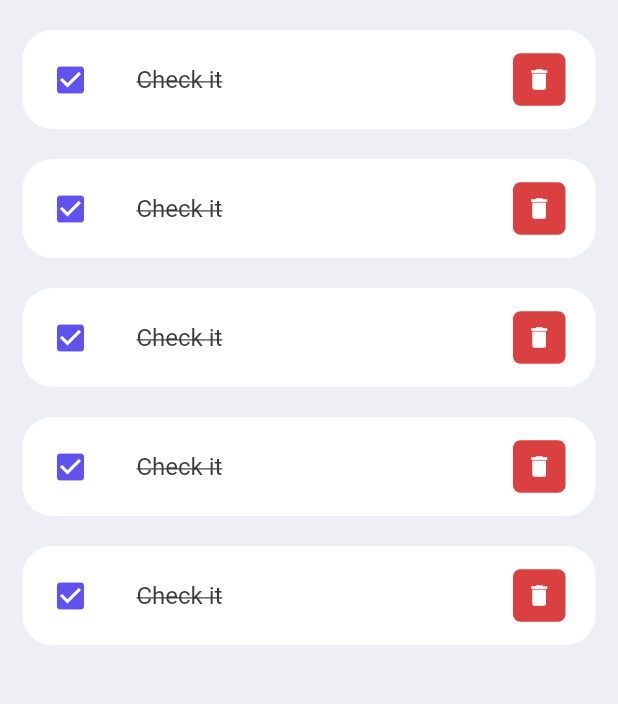
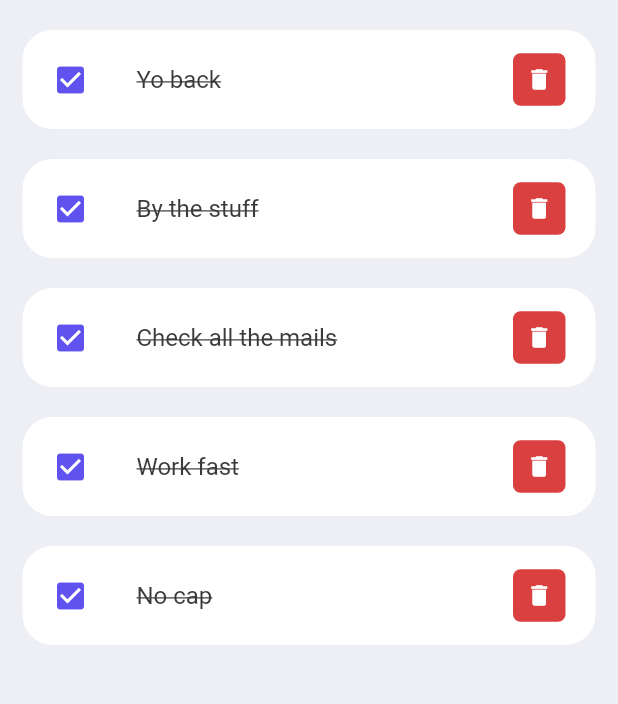
Before and after one commit to yung-coder/Flutter, a Flutter app: the screen it shows after launch, on a phone screen of 412 x 824 dp, the part 216-920 px from its top. Run offline on Flutter 3.47's test engine with Material 2 defaults, Android fonts, the phone set to English and light mode, and no system bars; our stand-ins replace firebase_auth, firebase_core, sqflite; accounts and stored records are empty; network calls fail.

Commit message:
todo item

```diff
--- /dev/null
+++ b/todo_appp/lib/model/todo.dart
@@ -0,0 +1,21 @@
+class Todo {
+  String? id;
+  String? todoText;
+  bool isDone;
+
+  Todo({
+    required this.id,
+    required this.todoText,
+    this.isDone = false,
+  });
+
+  static List<Todo> todoList() {
+    return [
+      Todo(id: '01', todoText: 'Yo back', isDone: true),
+      Todo(id: '02', todoText: 'By the stuff', isDone: true),
+      Todo(id: '01', todoText: 'Check all the mails', isDone: true),
+      Todo(id: '01', todoText: 'Work fast', isDone: true),
+      Todo(id: '01', todoText: 'No cap', isDone: true),
+    ];
+  }
+}
--- a/todo_appp/lib/screens/home.dart
+++ b/todo_appp/lib/screens/home.dart
@@ -1,11 +1,12 @@
 import 'package:flutter/material.dart';
-import 'package:flutter/src/widgets/container.dart';
-import 'package:flutter/src/widgets/framework.dart';
 import 'package:todo_appp/constants/color.dart';
+import 'package:todo_appp/model/todo.dart';
 import 'package:todo_appp/widgets/todo_item.dart';
 
 class Home extends StatelessWidget {
-  const Home({super.key});
+  Home({Key? key}) : super(key: key);
+
+  final todoList = Todo.todoList();
 
   @override
   Widget build(BuildContext context) {
@@ -77,11 +78,10 @@ class Home extends StatelessWidget {
                         ),
                       ),
                     ),
-                    TodoItem(),
-                    TodoItem(),
-                    TodoItem(),
-                    TodoItem(),
-                    TodoItem(),
+                    for (Todo todo in todoList)
+                      TodoItem(
+                        todo: todo,
+                      ),
                   ],
                 ),
               )
--- a/todo_appp/lib/widgets/todo_item.dart
+++ b/todo_appp/lib/widgets/todo_item.dart
@@ -2,9 +2,11 @@ import 'package:flutter/material.dart';
 import 'package:flutter/src/widgets/container.dart';
 import 'package:flutter/src/widgets/framework.dart';
 import 'package:todo_appp/constants/color.dart';
+import 'package:todo_appp/model/todo.dart';
 
 class TodoItem extends StatelessWidget {
-  const TodoItem({super.key});
+  final Todo todo;
+  const TodoItem({Key? key, required this.todo}) : super(key: key);
 
   @override
   Widget build(BuildContext context) {
@@ -20,16 +22,16 @@ class TodoItem extends StatelessWidget {
           vertical: 5,
         ),
         tileColor: Colors.white,
-        leading: const Icon(
-          Icons.check_box,
+        leading: Icon(
+          todo.isDone ? Icons.check_box : Icons.check_box_outline_blank,
           color: tdBlue,
         ),
-        title: const Text(
-          'Check it',
+        title: Text(
+          todo.todoText!,
           style: TextStyle(
             fontSize: 16,
             color: tdBlack,
-            decoration: TextDecoration.lineThrough,
+            decoration: todo.isDone ? TextDecoration.lineThrough : null,
           ),
         ),
         trailing: Container(
```
